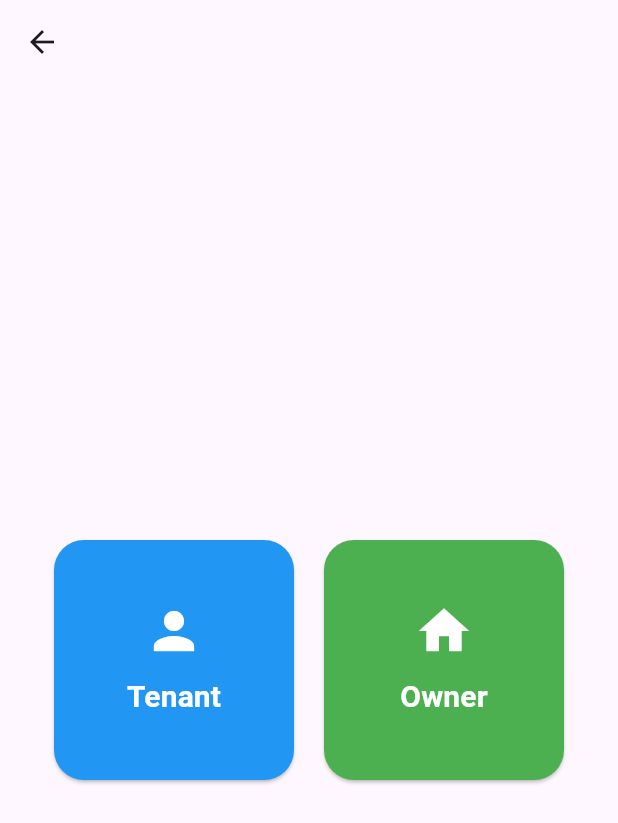
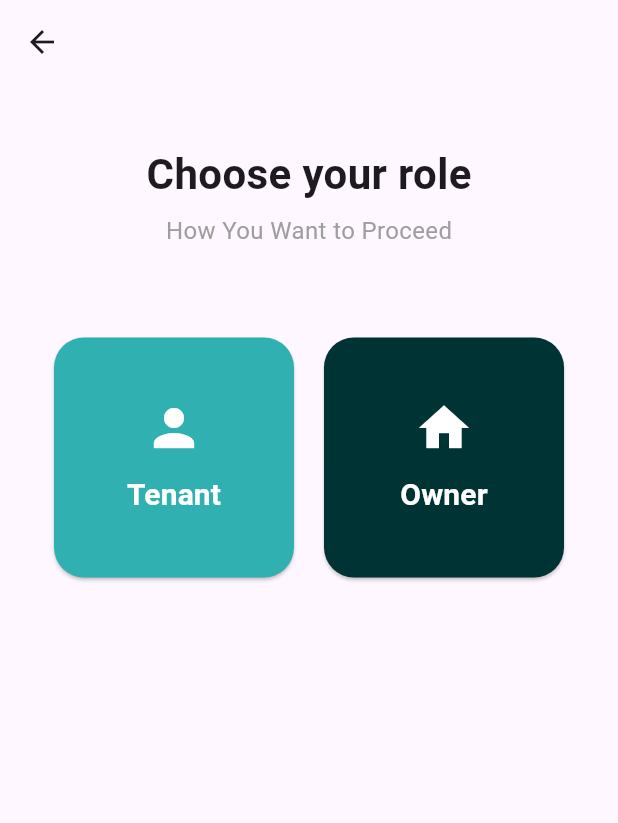
Before and after one commit to ibrahimself0/programming_languages_frontend, a Flutter app: the screen it shows after launch, after a tap on "Get Started", on a phone screen of 412 x 824 dp. Shown: the top 823 px of the screen. Run offline on Flutter 3.47's test engine with Material 3 defaults, Android fonts, the light colour scheme and no system bars; our stand-ins replace lottie.

Commit message:
Fixing the colors

```diff
--- a/lib/constants/app_colors.dart
+++ b/lib/constants/app_colors.dart
@@ -4,4 +4,6 @@ class AppColors {
   static Color primaryColor = Colors.white;
   static Color fontColorPrimary = Colors.blue;
   static double fontSize = 40;
+  static Color cyan = Color(0xFF30B0B0);
+  static Color darkCyan = Color(0xFF003333);
 }
--- a/lib/main.dart
+++ b/lib/main.dart
@@ -1,6 +1,5 @@
 import 'package:flutter/material.dart';
 import 'package:programming_languages_frontend/pages/start_page.dart';
-import 'package:http/http.dart' as http;
 
 
 void main() {
--- a/lib/pages/start_page.dart
+++ b/lib/pages/start_page.dart
@@ -1,5 +1,6 @@
 import 'package:flutter/material.dart';
 import 'package:lottie/lottie.dart';
+import 'package:programming_languages_frontend/constants/app_colors.dart';
 import 'package:programming_languages_frontend/pages/user_selection_page.dart';
 
 class StartPage extends StatelessWidget {
@@ -25,7 +26,7 @@ class StartPage extends StatelessWidget {
                   fontSize: 20,
                   fontWeight: FontWeight.w600,
                 ),
-                backgroundColor: const Color(0xFF30B0B0),
+                backgroundColor: AppColors.cyan,
                 foregroundColor: Colors.white,
                 shape: RoundedRectangleBorder(
                   borderRadius: BorderRadius.circular(16),
--- a/lib/pages/user_selection_page.dart
+++ b/lib/pages/user_selection_page.dart
@@ -1,4 +1,5 @@
 import 'package:flutter/material.dart';
+import 'package:programming_languages_frontend/constants/app_colors.dart';
 
 import 'login_page.dart';
 
@@ -14,14 +15,27 @@ class _UserSelectionPageState extends State<UserSelectionPage> {
   Widget build(BuildContext context) {
     return Scaffold(
       appBar: AppBar(),
-      body: Center(
+      body: Column(
+        children: [
+          const SizedBox(height: 40),
+          const Text(
+            "Choose your role",
+            style: TextStyle(fontSize: 28, fontWeight: FontWeight.w700),
+          ),
+          const SizedBox(height: 6),
+          const Text(
+            "How You Want to Proceed",
+            style: TextStyle(fontSize: 16, color: Colors.grey),
+          ),
+          const SizedBox(height: 60),
+          Center(
             child: Row(
               mainAxisAlignment: MainAxisAlignment.center,
               children: [
                 _buildUserButton(
                   icon: Icons.person,
                   label: "Tenant",
-              color: Colors.blue,
+                  color: AppColors.cyan,
                   onPressed: () {
                     Navigator.push(
                       context,
@@ -33,7 +47,7 @@ class _UserSelectionPageState extends State<UserSelectionPage> {
                 _buildUserButton(
                   icon: Icons.home,
                   label: "Owner",
-              color: Colors.green,
+                  color: AppColors.darkCyan,
                   onPressed: () {
                     Navigator.push(
                       context,
@@ -44,7 +58,10 @@ class _UserSelectionPageState extends State<UserSelectionPage> {
               ],
             ),
           ),
+        ],
+      ),
     );
+  }
 }
 
 Widget _buildUserButton({
@@ -53,7 +70,11 @@ class _UserSelectionPageState extends State<UserSelectionPage> {
   required Color color,
   required VoidCallback onPressed,
 }) {
-    return SizedBox(
+  return InkWell(
+    onTap: onPressed,
+    borderRadius: BorderRadius.circular(20),
+    splashColor: AppColors.cyan,
+    child: SizedBox(
       width: 160,
       height: 160,
       child: ElevatedButton(
@@ -81,6 +102,6 @@ class _UserSelectionPageState extends State<UserSelectionPage> {
           ],
         ),
       ),
+    ),
   );
 }
-}
```
Also changed, not shown: lib/pages/home_page.dart (+22 -22 lines), lib/pages/home_views.dart (+14 -14 lines), lib/pages/login_page.dart (+13 -13 lines), lib/pages/signin_page.dart (+16 -16 lines). Lines whose indentation alone changed are shown as unchanged.
